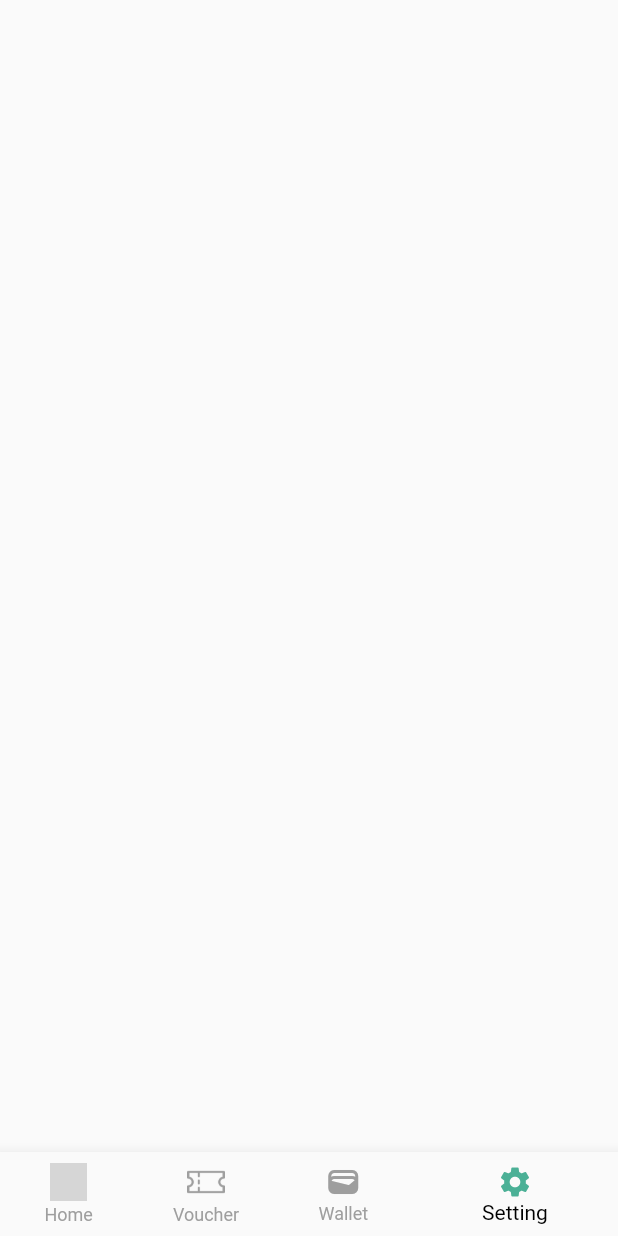
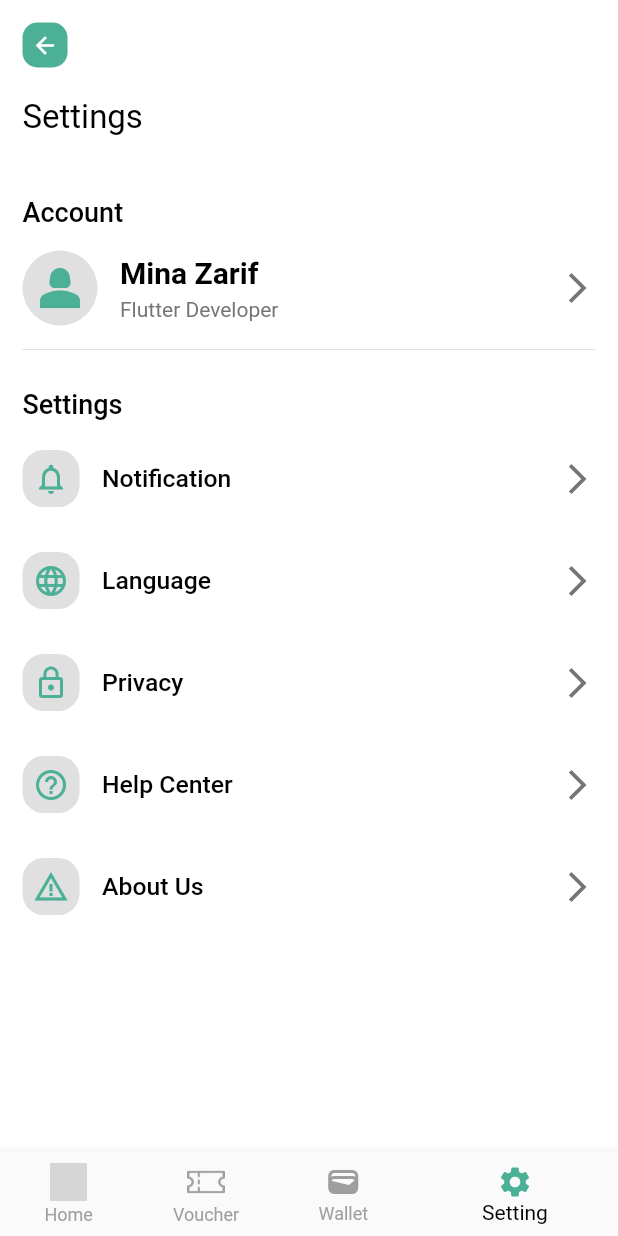
Before and after one commit to Mina-Zarif/shop_app, a Flutter app: the HomeView screen opened by its route, item 4 of the bottom bar chosen, on a phone screen of 412 x 824 dp. Run offline on Flutter 3.47's test engine with Material 2 defaults, Android fonts, the light colour scheme and no system bars; our stand-ins replace badges, bloc, cached_network_image, carousel_slider, dartz, dio and 6 more; accounts and stored records are empty; network calls fail; project files that could hold a hidden picture were left out; grey boxes are pictures that could not be loaded.

Commit message:
modified commit 3mk mina yaaaad

```diff
--- a/lib/core/utils/app_router.dart
+++ b/lib/core/utils/app_router.dart
@@ -9,6 +9,7 @@ import 'package:store_app/features/auth/presentation/view_models/cubits/register
 import 'package:store_app/features/auth/presentation/views/login_view/login_view.dart';
 import 'package:store_app/features/auth/presentation/views/register_view/register_view.dart';
 import 'package:store_app/features/home/presentation/view/details_view/details_view.dart';
+import 'package:store_app/features/home/presentation/view/edit_profile_view/edit_profile_view.dart';
 import 'package:store_app/features/home/presentation/view/home_view/home_view.dart';
 import 'package:store_app/features/home/presentation/view_models/details_cubit/details_cubit.dart';
 import 'package:store_app/features/home/presentation/view_models/home_cubit/home_cubit.dart';
@@ -19,12 +20,12 @@ import '../../features/home/data/repos/home_repo/home_repo_impl.dart';
 
 abstract class AppRouter {
   static const kOnBoardingView = '/onboarding';
-
   static String kLoginView = isLoggedIn == true ? '/login' : '/';
-
   static String kHomeView = isLoggedIn == true ? '/' : '/home';
   static const kDetailsView = '/details';
   static const kRegisterView = '/reg';
+  static const kEditProfileView = '/edit';
+
   static final router = GoRouter(
     routes: [
       GoRoute(
@@ -51,7 +52,8 @@ abstract class AppRouter {
       GoRoute(
         path: kHomeView,
         builder: (context, state) => BlocProvider(
-          create: (context) => HomeCubit(getIt.get<HomeRepoImpl>())..getHomeData(),
+          create: (context) =>
+              HomeCubit(getIt.get<HomeRepoImpl>())..getHomeData(),
           child: const HomeView(),
         ),
       ),
@@ -62,6 +64,10 @@ abstract class AppRouter {
           child: const DetailsView(),
         ),
       ),
+      GoRoute(
+        path: kEditProfileView,
+        builder: (context, state) => const EditProfileView(),
+      ),
     ],
   );
 }
--- a/lib/core/utils/styles.dart
+++ b/lib/core/utils/styles.dart
@@ -6,4 +6,7 @@ abstract class Styles {
 
   static const TextStyle textStyle18 =
       TextStyle(fontSize: 18, fontWeight: FontWeight.w600, color: Colors.grey);
+
+  static const TextStyle textStyle20 =
+      TextStyle(fontSize: 18, color: Colors.black, fontWeight: FontWeight.w500);
 }
--- /dev/null
+++ b/lib/core/widgets/custom_arrow_back_button.dart
@@ -0,0 +1,31 @@
+import 'package:flutter/material.dart';
+import 'package:store_app/constants.dart';
+
+class CustomIconButton extends StatelessWidget {
+  const CustomIconButton(
+      {Key? key, required this.onTap, required this.iconData})
+      : super(key: key);
+  final Function() onTap;
+  final IconData iconData;
+
+  @override
+  Widget build(BuildContext context) {
+    return InkWell(
+      onTap: onTap,
+      child: Container(
+        width: 30,
+        height: 30,
+        decoration: const BoxDecoration(
+            color: kMainColor,
+            borderRadius: BorderRadius.all(
+              Radius.circular(10),
+            )),
+        child: Icon(
+          iconData,
+          color: Colors.white,
+          size: 18,
+        ),
+      ),
+    );
+  }
+}
--- /dev/null
+++ b/lib/core/widgets/custom_name_bio_view.dart
@@ -0,0 +1,32 @@
+import 'package:flutter/material.dart';
+import 'package:store_app/core/utils/styles.dart';
+
+class NameAndBio extends StatelessWidget {
+  const NameAndBio(
+      {Key? key,
+      this.crossAxisAlignment = CrossAxisAlignment.start,
+      this.space = 5})
+      : super(key: key);
+  final CrossAxisAlignment crossAxisAlignment;
+  final double space;
+
+  @override
+  Widget build(BuildContext context) {
+    return Column(
+      crossAxisAlignment: crossAxisAlignment,
+      children: [
+        Text(
+          "Mina Zarif",
+          style: Styles.textStyle24.copyWith(fontSize: 20),
+        ),
+        SizedBox(
+          height: space,
+        ),
+        Text(
+          "Flutter Developer",
+          style: TextStyle(color: Colors.grey[600]),
+        )
+      ],
+    );
+  }
+}
--- a/lib/features/home/presentation/view/home_view/home_view.dart
+++ b/lib/features/home/presentation/view/home_view/home_view.dart
@@ -1,7 +1,6 @@
 import 'package:flutter/material.dart';
 import 'package:flutter_bloc/flutter_bloc.dart';
 import 'package:store_app/features/home/presentation/view/home_view/widgets/custom_nav_bar.dart';
-import 'package:store_app/features/home/presentation/view/home_view/widgets/home_view_body.dart';
 import 'package:store_app/features/home/presentation/view_models/home_cubit/home_cubit.dart';
 import 'package:store_app/features/home/presentation/view_models/home_cubit/home_state.dart';
 
@@ -13,7 +12,6 @@ class HomeView extends StatelessWidget {
     var cubit = BlocProvider.of<HomeCubit>(context);
     return BlocBuilder<HomeCubit, HomeState>(
       builder: (context, state) {
-        HomeCubit cubit = BlocProvider.of(context);
         return Scaffold(
           body: SafeArea(
               child: cubit.screens[cubit.navBarIndex],
--- a/lib/features/home/presentation/view/home_view/widgets/custom_nav_bar.dart
+++ b/lib/features/home/presentation/view/home_view/widgets/custom_nav_bar.dart
@@ -12,9 +12,7 @@ class CustomNavBar extends StatelessWidget {
   Widget build(BuildContext context) {
     return BottomNavigationBar(
       onTap: (value) {
-        if (value == 0 || value == 3) {
           cubit.changeNavBarIndex(value);
-        }
       },
       currentIndex: cubit.navBarIndex,
       selectedIconTheme: const IconThemeData(color: kMainColor),
--- a/lib/features/home/presentation/view/setting_view/setting_view.dart
+++ b/lib/features/home/presentation/view/setting_view/setting_view.dart
@@ -1,10 +1,14 @@
 import 'package:flutter/material.dart';
+import 'package:store_app/features/home/presentation/view/setting_view/widgets/setting_body.dart';
 
 class SettingView extends StatelessWidget {
   const SettingView({Key? key}) : super(key: key);
 
   @override
   Widget build(BuildContext context) {
-    return const Scaffold();
+    return const Scaffold(
+      body: SettingBody(),
+      backgroundColor: Colors.white,
+    );
   }
 }
--- /dev/null
+++ b/lib/features/home/presentation/view/setting_view/widgets/custom_setting_appbar.dart
@@ -0,0 +1,32 @@
+import 'package:flutter/material.dart';
+import 'package:flutter_bloc/flutter_bloc.dart';
+import 'package:store_app/core/utils/styles.dart';
+import 'package:store_app/core/widgets/custom_arrow_back_button.dart';
+import 'package:store_app/features/home/presentation/view_models/home_cubit/home_cubit.dart';
+
+class CustomSettingAppBar extends StatelessWidget {
+  const CustomSettingAppBar({Key? key}) : super(key: key);
+
+  @override
+  Widget build(BuildContext context) {
+    var cubit = BlocProvider.of<HomeCubit>(context);
+    return Column(
+      crossAxisAlignment: CrossAxisAlignment.start,
+      children: [
+        CustomIconButton(
+            iconData: Icons.arrow_back_sharp,
+            onTap: () {
+              cubit.changeNavBarIndex(0);
+            }),
+        const SizedBox(
+          height: 20,
+        ),
+        Text(
+          'Settings',
+          style: Styles.textStyle24
+              .copyWith(fontSize: 22, fontWeight: FontWeight.w400),
+        ),
+      ],
+    );
+  }
+}
--- /dev/null
+++ b/lib/features/home/presentation/view/setting_view/widgets/custom_setting_item.dart
@@ -0,0 +1,52 @@
+import 'package:flutter/material.dart';
+import 'package:store_app/constants.dart';
+import 'package:store_app/core/utils/styles.dart';
+
+class CustomSettingItem extends StatelessWidget {
+  const CustomSettingItem(
+      {Key? key,
+        required this.onTap,
+        required this.iconData,
+        required this.text})
+      : super(key: key);
+  final Function() onTap;
+  final IconData iconData;
+  final String text;
+
+  @override
+  Widget build(BuildContext context) {
+    return InkWell(
+      highlightColor: Colors.grey[100],
+      splashColor: Colors.transparent,
+      onTap: onTap,
+      child: Row(
+        children: [
+          Container(
+            width: 38,
+            height: 38,
+            decoration: BoxDecoration(
+                borderRadius: BorderRadius.circular(14),
+                color: Colors.grey[300]),
+            child: Icon(
+              iconData,
+              size: 24,
+              color: kMainColor,
+            ),
+          ),
+          const SizedBox(width: 15),
+          Text(
+            text,
+            style: Styles.textStyle20.copyWith(
+              fontSize: 16.5,
+            ),
+          ),
+          const Spacer(),
+          Icon(
+            Icons.arrow_forward_ios,
+            color: Colors.grey[600],
+          ),
+        ],
+      ),
+    );
+  }
+}
--- /dev/null
+++ b/lib/features/home/presentation/view/setting_view/widgets/setting_account_view.dart
@@ -0,0 +1,42 @@
+import 'package:flutter/material.dart';
+import 'package:store_app/constants.dart';
+import 'package:store_app/core/utils/app_router.dart';
+import 'package:store_app/core/utils/styles.dart';
+import 'package:store_app/core/widgets/custom_name_bio_view.dart';
+
+class AccountView extends StatelessWidget {
+  const AccountView({Key? key}) : super(key: key);
+
+  @override
+  Widget build(BuildContext context) {
+    return InkWell(
+      onTap: () {
+        AppRouter.router.push(AppRouter.kEditProfileView);
+      },
+      splashColor: Colors.transparent,
+      highlightColor: Colors.grey[100],
+      child: Row(
+        children: [
+          CircleAvatar(
+            backgroundColor: Colors.grey[300],
+            radius: 25,
+            child: const Icon(
+              Icons.person_2_sharp,
+              size: 40,
+              color: kMainColor,
+            ),
+          ),
+          const SizedBox(
+            width: 15,
+          ),
+          const NameAndBio(),
+          const Spacer(),
+          Icon(
+            Icons.arrow_forward_ios,
+            color: Colors.grey[600],
+          ),
+        ],
+      ),
+    );
+  }
+}
--- /dev/null
+++ b/lib/features/home/presentation/view/setting_view/widgets/setting_body.dart
@@ -0,0 +1,46 @@
+import 'package:flutter/material.dart';
+import 'package:store_app/core/utils/styles.dart';
+import 'package:store_app/features/home/presentation/view/setting_view/widgets/custom_setting_appbar.dart';
+import 'package:store_app/features/home/presentation/view/setting_view/widgets/setting_account_view.dart';
+import 'package:store_app/features/home/presentation/view/setting_view/widgets/setting_list.dart';
+
+class SettingBody extends StatelessWidget {
+  const SettingBody({Key? key}) : super(key: key);
+
+  @override
+  Widget build(BuildContext context) {
+    return Padding(
+      padding:
+          const EdgeInsetsDirectional.symmetric(vertical: 15, horizontal: 15),
+      child: Column(
+        crossAxisAlignment: CrossAxisAlignment.start,
+        children: const [
+          CustomSettingAppBar(),
+          SizedBox(
+            height: 40,
+          ),
+          Text('Account', style: Styles.textStyle20),
+          SizedBox(
+            height: 15,
+          ),
+          AccountView(),
+          SizedBox(
+            height: 8,
+          ),
+          Divider(),
+          SizedBox(
+            height: 18,
+          ),
+          Text(
+            "Settings",
+            style: Styles.textStyle20,
+          ),
+          SizedBox(
+            height: 20,
+          ),
+          SettingsList(),
+        ],
+      ),
+    );
+  }
+}
--- /dev/null
+++ b/lib/features/home/presentation/view/setting_view/widgets/setting_list.dart
@@ -0,0 +1,53 @@
+import 'package:flutter/material.dart';
+import 'package:store_app/features/home/presentation/view/setting_view/widgets/custom_setting_item.dart';
+
+class SettingsList extends StatelessWidget {
+  const SettingsList({Key? key}) : super(key: key);
+
+  @override
+  Widget build(BuildContext context) {
+    return ListView(
+      shrinkWrap: true,
+      physics: const BouncingScrollPhysics(),
+      children: [
+        CustomSettingItem(
+          onTap: () {},
+          text: "Notification",
+          iconData: Icons.notifications_outlined,
+        ),
+        const SizedBox(
+          height: 30,
+        ),
+        CustomSettingItem(
+          onTap: () {},
+          text: "Language",
+          iconData: Icons.language,
+        ),
+        const SizedBox(
+          height: 30,
+        ),
+        CustomSettingItem(
+          onTap: () {},
+          text: "Privacy",
+          iconData: Icons.lock_outline,
+        ),
+        const SizedBox(
+          height: 30,
+        ),
+        CustomSettingItem(
+          onTap: () {},
+          text: "Help Center",
+          iconData: Icons.help_outline,
+        ),
+        const SizedBox(
+          height: 30,
+        ),
+        CustomSettingItem(
+          onTap: () {},
+          text: "About Us",
+          iconData: Icons.warning_amber,
+        ),
+      ],
+    );
+  }
+}
--- /dev/null
+++ b/lib/features/home/presentation/view_models/setting_cubit/setting_state.dart
@@ -0,0 +1,6 @@
+part of 'setting_cubit.dart';
+
+@immutable
+abstract class SettingState {}
+
+class SettingInitial extends SettingState {}
```
Also changed, not shown: lib/features/home/presentation/view/edit_profile_view/edit_profile_view.dart (added, +14 -0 lines), lib/features/home/presentation/view/edit_profile_view/widgets/custom_profile_appbar.dart (added, +35 -0 lines), lib/features/home/presentation/view/edit_profile_view/widgets/custom_text_field.dart (added, +58 -0 lines), lib/features/home/presentation/view/edit_profile_view/widgets/edit_profile_body.dart (added, +20 -0 lines), lib/features/home/presentation/view/edit_profile_view/widgets/edit_profile_details.dart (added, +101 -0 lines), lib/features/home/presentation/view/home_view/widgets/search_text_field.dart (+37 -1 lines), lib/features/home/presentation/view_models/setting_cubit/setting_cubit.dart (added, +8 -0 lines).
